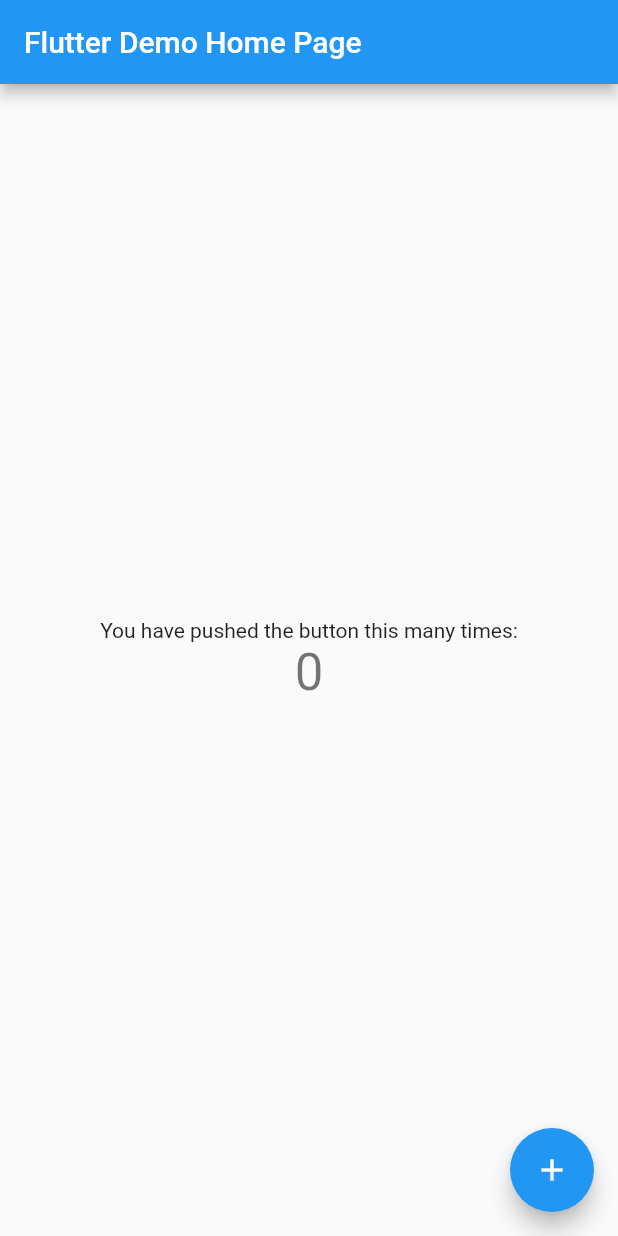
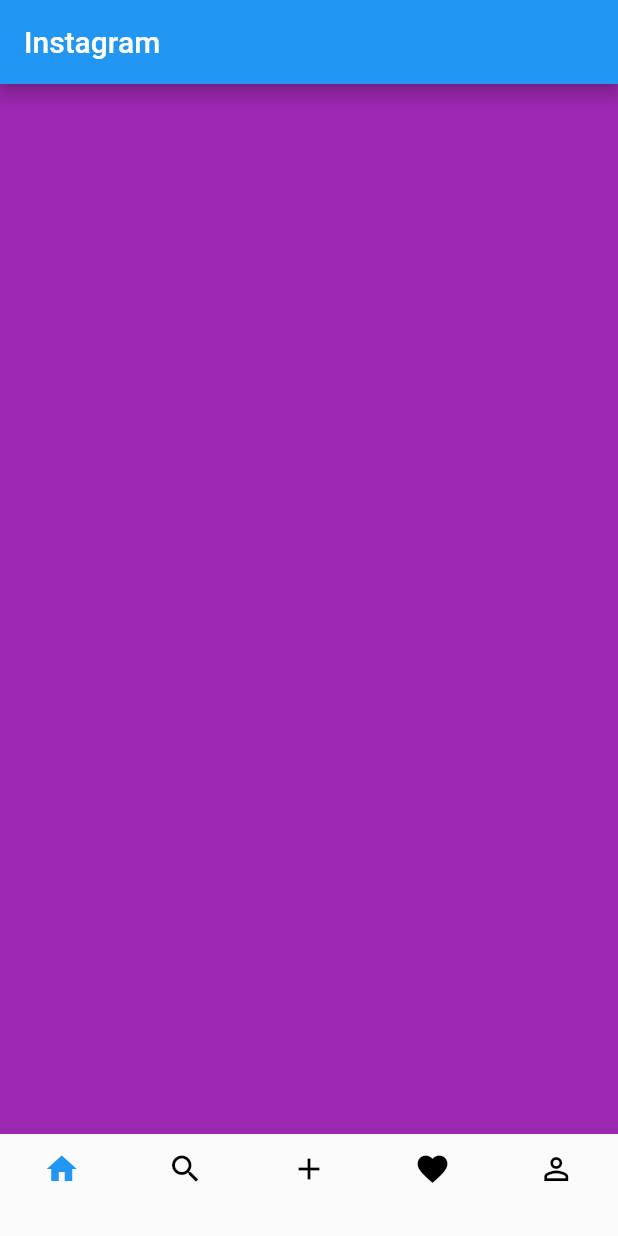
Before and after one commit to joilson-cisne/instagram-flutter, a Flutter app: the screen it shows after launch, on a phone screen of 412 x 824 dp. Run offline on Flutter 3.47's test engine with Material 2 defaults, Android fonts, the phone set to English and light mode, and no system bars.

Commit message:
Create 5 pages and add TabBar

```diff
--- a/lib/main.dart
+++ b/lib/main.dart
@@ -1,4 +1,10 @@
 import 'package:flutter/material.dart';
+
+import 'pages/home.dart';
+import 'pages/search.dart';
+import 'pages/create-post.dart';
+import 'pages/notifications.dart';
+import 'pages/profile.dart';
 
 void main() => runApp(new MyApp());
 
@@ -7,103 +13,57 @@ class MyApp extends StatelessWidget {
   @override
   Widget build(BuildContext context) {
     return new MaterialApp(
-      title: 'Flutter Demo',
+      title: 'Instagram',
       theme: new ThemeData(
-        // This is the theme of your application.
-        //
-        // Try running your application with "flutter run". You'll see the
-        // application has a blue toolbar. Then, without quitting the app, try
-        // changing the primarySwatch below to Colors.green and then invoke
-        // "hot reload" (press "r" in the console where you ran "flutter run",
-        // or press Run > Flutter Hot Reload in IntelliJ). Notice that the
-        // counter didn't reset back to zero; the application is not restarted.
         primarySwatch: Colors.blue,
       ),
-      home: new MyHomePage(title: 'Flutter Demo Home Page'),
+      home: new MyHomePage(),
     );
   }
 }
 
 class MyHomePage extends StatefulWidget {
-  MyHomePage({Key key, this.title}) : super(key: key);
-
-  // This widget is the home page of your application. It is stateful, meaning
-  // that it has a State object (defined below) that contains fields that affect
-  // how it looks.
-
-  // This class is the configuration for the state. It holds the values (in this
-  // case the title) provided by the parent (in this case the App widget) and
-  // used by the build method of the State. Fields in a Widget subclass are
-  // always marked "final".
-
-  final String title;
-
   @override
   _MyHomePageState createState() => new _MyHomePageState();
 }
 
 class _MyHomePageState extends State<MyHomePage> {
-  int _counter = 0;
-
-  void _incrementCounter() {
-    setState(() {
-      // This call to setState tells the Flutter framework that something has
-      // changed in this State, which causes it to rerun the build method below
-      // so that the display can reflect the updated values. If we changed
-      // _counter without calling setState(), then the build method would not be
-      // called again, and so nothing would appear to happen.
-      _counter++;
-    });
-  }
+  List<Widget> pages = [
+    HomePage(),
+    SearchPage(),
+    CreatePostPage(),
+    NotificationsPage(),
+    ProfilePage(),
+  ];
 
   @override
   Widget build(BuildContext context) {
-    // This method is rerun every time setState is called, for instance as done
-    // by the _incrementCounter method above.
-    //
-    // The Flutter framework has been optimized to make rerunning build methods
-    // fast, so that you can just rebuild anything that needs updating rather
-    // than having to individually change instances of widgets.
-    return new Scaffold(
-      appBar: new AppBar(
-        // Here we take the value from the MyHomePage object that was created by
-        // the App.build method, and use it to set our appbar title.
-        title: new Text(widget.title),
-      ),
-      body: new Center(
-        // Center is a layout widget. It takes a single child and positions it
-        // in the middle of the parent.
-        child: new Column(
-          // Column is also layout widget. It takes a list of children and
-          // arranges them vertically. By default, it sizes itself to fit its
-          // children horizontally, and tries to be as tall as its parent.
-          //
-          // Invoke "debug paint" (press "p" in the console where you ran
-          // "flutter run", or select "Toggle Debug Paint" from the Flutter tool
-          // window in IntelliJ) to see the wireframe for each widget.
-          //
-          // Column has various properties to control how it sizes itself and
-          // how it positions its children. Here we use mainAxisAlignment to
-          // center the children vertically; the main axis here is the vertical
-          // axis because Columns are vertical (the cross axis would be
-          // horizontal).
-          mainAxisAlignment: MainAxisAlignment.center,
-          children: <Widget>[
-            new Text(
-              'You have pushed the button this many times:',
-            ),
-            new Text(
-              '$_counter',
-              style: Theme.of(context).textTheme.display1,
-            ),
-          ],
+    return DefaultTabController(
+      length: 5,
+      initialIndex: 0,
+      child: new Scaffold(
+        appBar: new AppBar(
+          title: new Text('Instagram'),
+        ),
+        body: new TabBarView(
+          children: pages
+        ),
+        bottomNavigationBar: Container(
+          margin: EdgeInsets.only(bottom: 20),
+          child: TabBar(
+            tabs: [
+              Tab(icon: Icon(Icons.home)),
+              Tab(icon: Icon(Icons.search)),
+              Tab(icon: Icon(Icons.add)),
+              Tab(icon: Icon(Icons.favorite)),
+              Tab(icon: Icon(Icons.perm_identity)),
+            ],
+            unselectedLabelColor: Colors.black,
+            labelColor: Colors.blue,
+            indicatorColor: Colors.transparent,
+          ),
         ),
       ),
-      floatingActionButton: new FloatingActionButton(
-        onPressed: _incrementCounter,
-        tooltip: 'Increment',
-        child: new Icon(Icons.add),
-      ), // This trailing comma makes auto-formatting nicer for build methods.
     );
   }
 }
--- /dev/null
+++ b/lib/pages/home.dart
@@ -0,0 +1,11 @@
+import 'package:flutter/material.dart';
+
+class HomePage extends StatelessWidget {
+  // This widget is the root of your application.
+  @override
+  Widget build(BuildContext context) {
+    return new Scaffold(
+      backgroundColor: Colors.purple,
+    );
+  }
+}
```
Also changed, not shown: lib/pages/create-post.dart (added, +12 -0 lines), lib/pages/notifications.dart (added, +12 -0 lines), lib/pages/profile.dart (added, +12 -0 lines), lib/pages/search.dart (added, +12 -0 lines).
